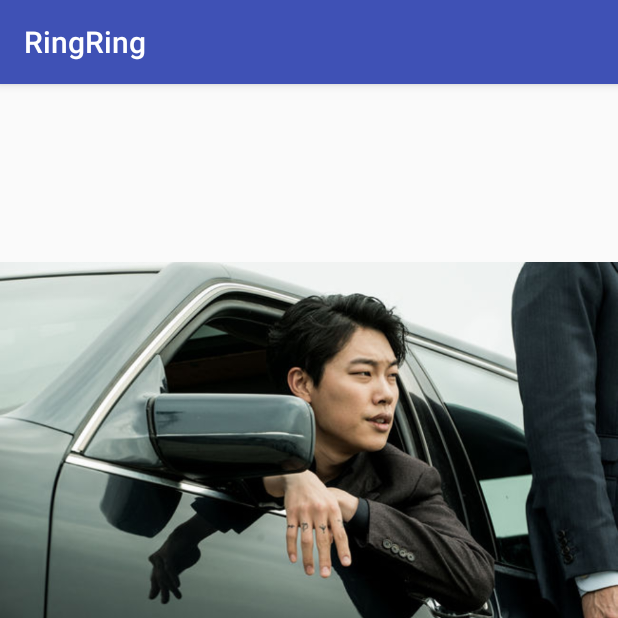
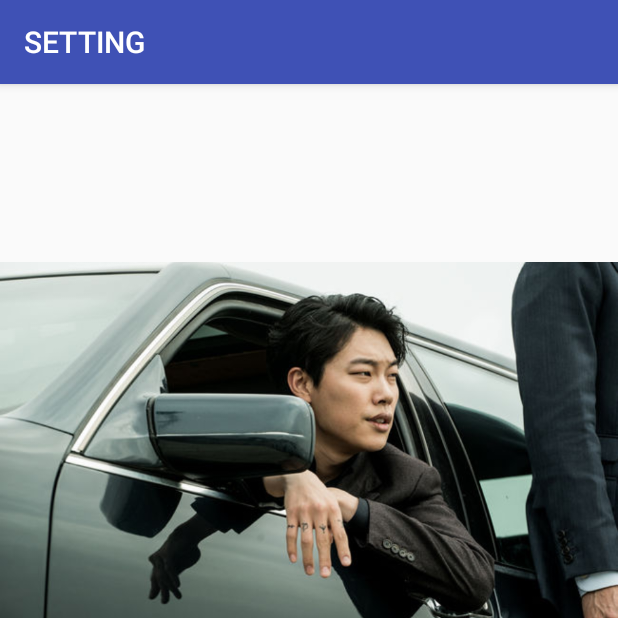
Before and after one commit to jooo0ooo/RingRing, an Android app: the screen it shows after launch (SettingActivity), after a tap on an icon or button, on a phone screen of 412 x 824 dp, the top half of it. Run offline under Robolectric (Android 15) with nearby library versions, the phone set to English and light mode, and no system bars.

Commit message:
현재까지 만든 두개의 화면의 타이틀바 내용 설정

```diff
--- a/app/src/main/java/mokpoharbor/ringring/MainActivity.java
+++ b/app/src/main/java/mokpoharbor/ringring/MainActivity.java
@@ -27,6 +27,9 @@ public class MainActivity extends AppCompatActivity {
         super.onCreate(savedInstanceState);
         setContentView(R.layout.activity_main);
 
+        //액티비티 타이틀바 내용 설정
+        setTitle("HOME");
+
         //리스트뷰를 이용하기위해 어댑터 사용
         ArrayAdapter adapter = new ArrayAdapter(
                 getApplicationContext(),
--- a/app/src/main/java/mokpoharbor/ringring/SettingActivity.java
+++ b/app/src/main/java/mokpoharbor/ringring/SettingActivity.java
@@ -17,6 +17,9 @@ public class SettingActivity extends AppCompatActivity {
         super.onCreate(savedInstanceState);
         setContentView(R.layout.activity_setting);
 
+        //액티비티 타이틀바 내용 설정
+        setTitle("SETTING");
+
         //setting 이미지 아이콘을 터치할때 화면전환 되는 부분
         ImageView setting = (ImageView)findViewById(R.id.home_image);
         setting.setOnClickListener(new View.OnClickListener(){
```
